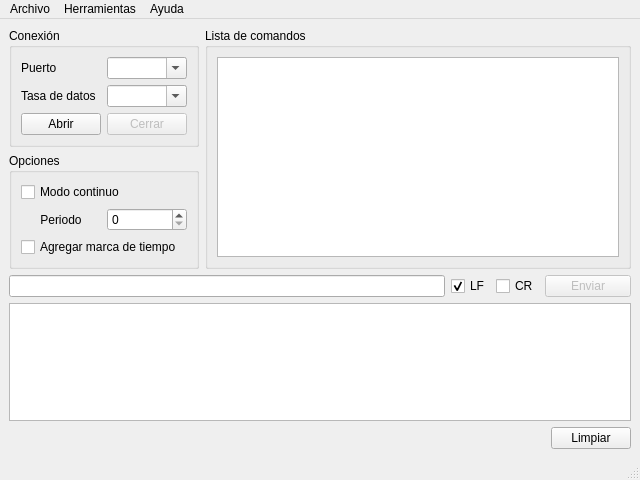
Old version of the form forms/Console.ui in the repository carlgonz/SerialCommander.
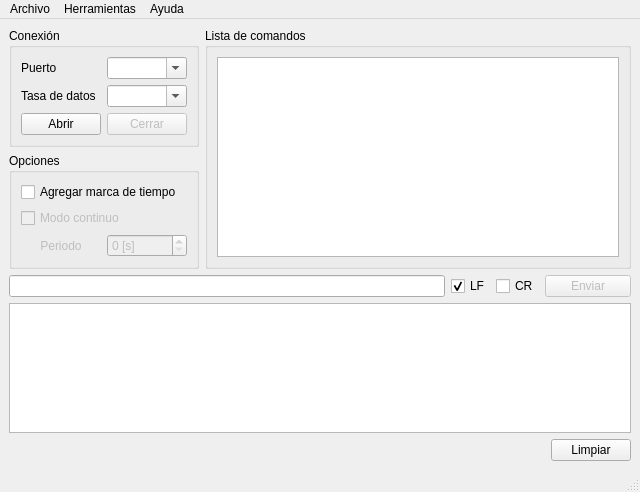
New version of the form. Icons and pictures are not drawn.

Commit message: Fixed bug in line separation using timestamp

```diff
--- a/forms/Console.ui
+++ b/forms/Console.ui
@@ -7,7 +7,7 @@
     <x>0</x>
     <y>0</y>
     <width>640</width>
-    <height>480</height>
+    <height>492</height>
    </rect>
   </property>
   <property name="windowTitle">
@@ -116,8 +116,11 @@
            <string>Opciones</string>
           </property>
           <layout class="QGridLayout" name="gridLayout_3">
-           <item row="1" column="0">
+           <item row="3" column="0">
             <widget class="QLabel" name="labelPeriod">
+             <property name="enabled">
+              <bool>false</bool>
+             </property>
              <property name="text">
               <string>Periodo</string>
              </property>
@@ -129,17 +132,27 @@
              </property>
             </widget>
            </item>
-           <item row="1" column="1">
-            <widget class="QSpinBox" name="spinBoxPeriod"/>
-           </item>
-           <item row="0" column="0" colspan="2">
+           <item row="2" column="0" colspan="2">
             <widget class="QCheckBox" name="checkBox">
+             <property name="enabled">
+              <bool>false</bool>
+             </property>
              <property name="text">
               <string>Modo continuo</string>
              </property>
             </widget>
            </item>
-           <item row="2" column="0" colspan="2">
+           <item row="3" column="1">
+            <widget class="QSpinBox" name="spinBoxPeriod">
+             <property name="enabled">
+              <bool>false</bool>
+             </property>
+             <property name="suffix">
+              <string> [s]</string>
+             </property>
+            </widget>
+           </item>
+           <item row="1" column="0" colspan="2">
             <widget class="QCheckBox" name="checkBoxTimestamp">
              <property name="text">
               <string>Agregar marca de tiempo</string>
```
Left out of the diff: 1 changed line with no effect on the pictures. The commit also changes 2 other files.
